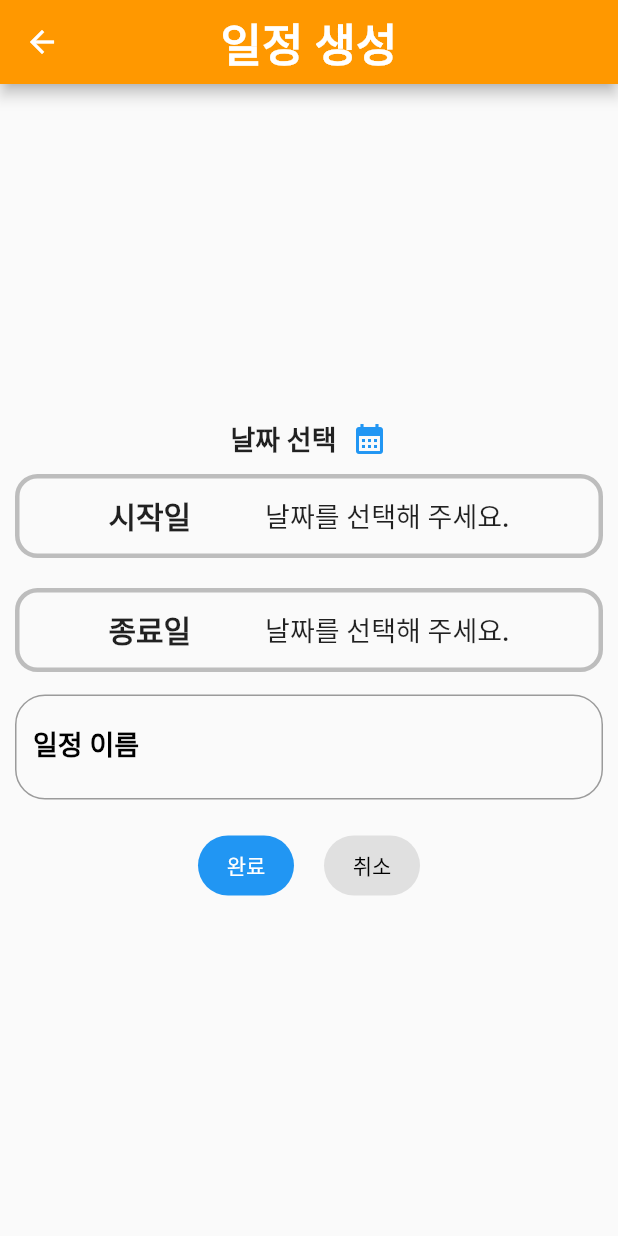
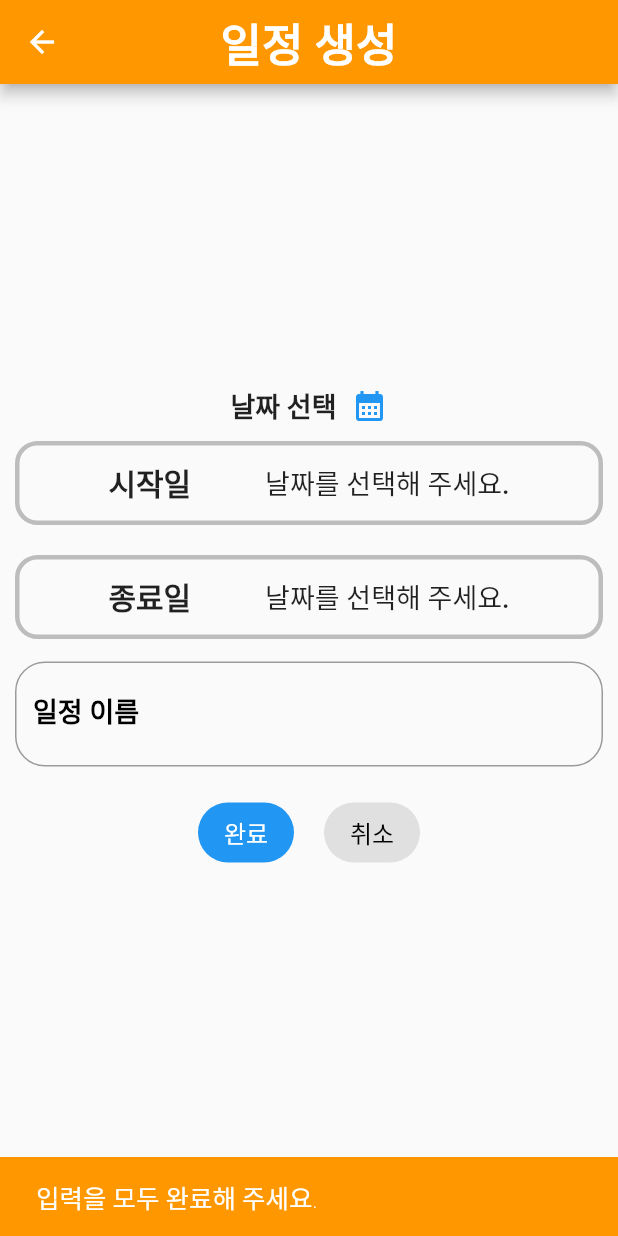
Before and after one commit to kkvn260/rs_travel, a Flutter app: the CreateTrip screen opened directly, after a tap on "완료", on a phone screen of 412 x 824 dp. Run offline on Flutter 3.47's test engine with Material 2 defaults, Android fonts, the phone set to English and light mode, and no system bars; our stand-ins replace cloud_firestore, firebase_auth, firebase_core, modal_progress_hud_nsn, table_calendar; accounts and stored records are empty.

Commit message:
일정 생성 구현중(DB연동)

```diff
--- a/lib/screens/create_trip_screen.dart
+++ b/lib/screens/create_trip_screen.dart
@@ -1,5 +1,6 @@
 import 'package:flutter/material.dart';
 import 'package:rs_travel/config/calendar_dialog.dart';
+import 'package:rs_travel/screens/trip_on_screen.dart';
 
 class CreateTrip extends StatefulWidget {
   const CreateTrip({super.key});
@@ -14,6 +15,7 @@ class _CreateTripState extends State<CreateTrip> {
   bool isDate = false;
   bool isDate2 = false;
   bool isHover = false;
+  bool formCk = false;
 
   String tripName = '';
 
@@ -39,6 +41,45 @@ class _CreateTripState extends State<CreateTrip> {
     });
   }
 
+  _createTrip() {}
+
+  void formCheck() {
+    var error = false;
+    if (isDate && isDate2 && tripName.isNotEmpty) {
+      if (startDate!.microsecondsSinceEpoch <=
+          endDate!.microsecondsSinceEpoch) {
+        formCk = true;
+      } else {
+        error = true;
+      }
+    } else {
+      formCk = false;
+    }
+    if (formCk) {
+      Navigator.pop(context);
+      Navigator.push(
+        context,
+        MaterialPageRoute(
+          builder: (context) => const TripOn(),
+        ),
+      );
+    } else {
+      ScaffoldMessenger.of(context).showSnackBar(
+        SnackBar(
+          duration: const Duration(milliseconds: 1000),
+          content: Text(
+            error ? '시작일과 종료일을 정확히 입력 해주세요.' : '입력을 모두 완료해 주세요.',
+            style: const TextStyle(
+              fontSize: 17,
+              fontWeight: FontWeight.w200,
+            ),
+          ),
+          backgroundColor: Colors.orange,
+        ),
+      );
+    }
+  }
+
   @override
   Widget build(BuildContext context) {
     return GestureDetector(
@@ -58,8 +99,11 @@ class _CreateTripState extends State<CreateTrip> {
           ),
           centerTitle: true,
         ),
-        body: Container(
-          padding: const EdgeInsets.symmetric(vertical: 20, horizontal: 10),
+        body: SingleChildScrollView(
+          keyboardDismissBehavior: ScrollViewKeyboardDismissBehavior.onDrag,
+          child: Container(
+            height: MediaQuery.of(context).size.height - 100,
+            padding: const EdgeInsets.all(10),
             child: Column(
               mainAxisAlignment: MainAxisAlignment.center,
               children: [
@@ -164,6 +208,11 @@ class _CreateTripState extends State<CreateTrip> {
                   height: 15,
                 ),
                 TextField(
+                  onChanged: (value) {
+                    setState(() {
+                      tripName = value;
+                    });
+                  },
                   decoration: InputDecoration(
                     hintText: '일정 이름을 입력해 주세요.',
                     border: OutlineInputBorder(
@@ -194,8 +243,17 @@ class _CreateTripState extends State<CreateTrip> {
                           isHover ? Colors.orange : Colors.blue,
                         ),
                       ),
-                    onPressed: () {},
-                    child: const Text('완료'),
+                      onPressed: () {
+                        formCheck();
+                        _createTrip();
+                      },
+                      child: const Text(
+                        '완료',
+                        style: TextStyle(
+                          fontSize: 16,
+                          fontWeight: FontWeight.w300,
+                        ),
+                      ),
                     ),
                     const SizedBox(
                       width: 20,
@@ -213,6 +271,8 @@ class _CreateTripState extends State<CreateTrip> {
                         '취소',
                         style: TextStyle(
                           color: Colors.black,
+                          fontSize: 16,
+                          fontWeight: FontWeight.w300,
                         ),
                       ),
                     ),
@@ -222,6 +282,7 @@ class _CreateTripState extends State<CreateTrip> {
             ),
           ),
         ),
+      ),
     );
   }
 }
--- /dev/null
+++ b/lib/screens/trip_on_screen.dart
@@ -0,0 +1,24 @@
+import 'package:flutter/material.dart';
+
+class TripOn extends StatefulWidget {
+  const TripOn({super.key});
+
+  @override
+  State<TripOn> createState() => _TripOnState();
+}
+
+class _TripOnState extends State<TripOn> {
+  @override
+  Widget build(BuildContext context) {
+    return Scaffold(
+      body: Container(
+        child: TextButton(
+          onPressed: () {
+            Navigator.pop(context);
+          },
+          child: const Text('ㅇㅇ'),
+        ),
+      ),
+    );
+  }
+}
```
Lines whose indentation alone changed are shown as unchanged.
